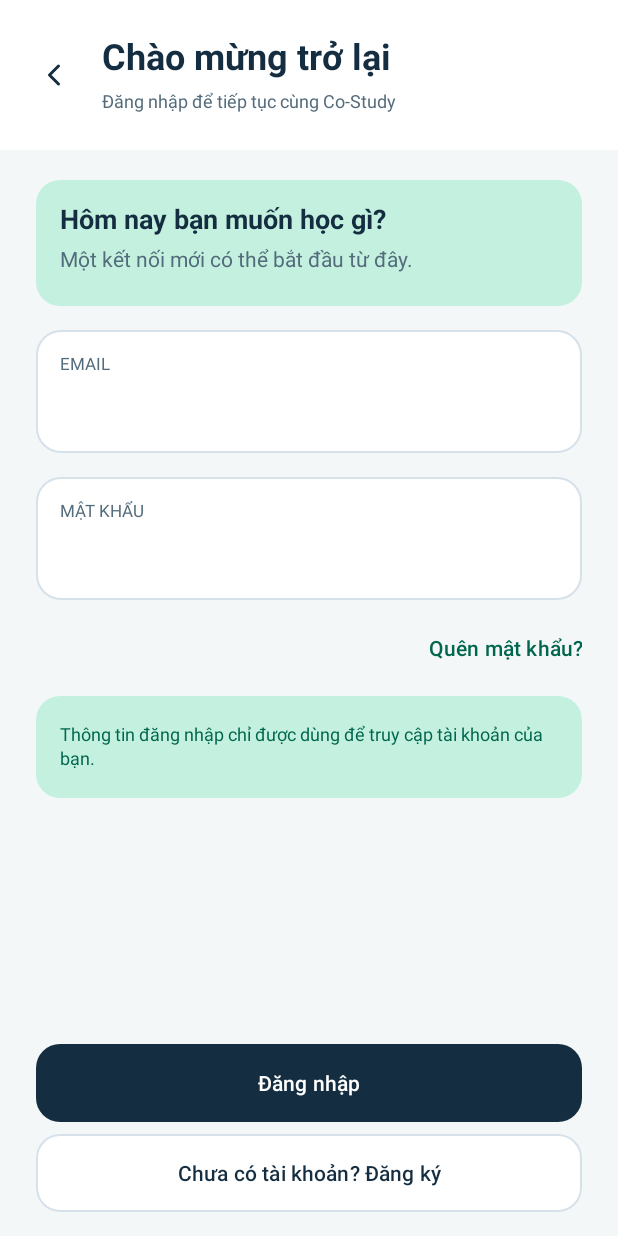
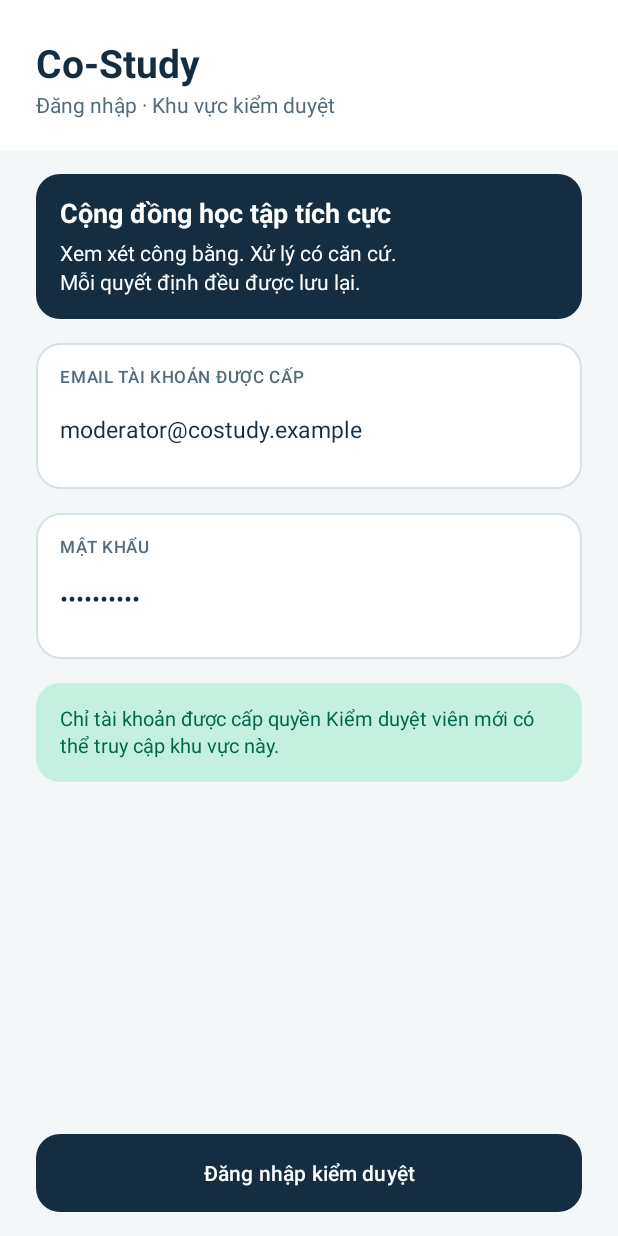
Before and after one commit to HuynhNAnh/Co-Study, an Android app: the WelcomeActivity screen opened directly, with no data from a screen before it, after a tap on "Đăng nhập", on a phone screen of 412 x 824 dp. Run offline under Robolectric (Android 15) with nearby library versions, the phone set to English and light mode, and no system bars.

Commit message:
Màn hình đăng nhập kiểm duyệt viên

```diff
--- a/app/src/main/java/com/ute/co_study/feature/auth/ui/welcome/WelcomeActivity.kt
+++ b/app/src/main/java/com/ute/co_study/feature/auth/ui/welcome/WelcomeActivity.kt
@@ -8,6 +8,7 @@ import com.ute.co_study.databinding.ActivityWelcomeBinding
 import com.ute.co_study.feature.auth.ui.applyAuthInsets
 import com.ute.co_study.feature.auth.ui.login.LoginActivity
 import com.ute.co_study.feature.auth.ui.register.RegisterActivity
+import com.ute.co_study.feature.moderation.ui.login.ModeratorLoginActivity
 
 class WelcomeActivity : AppCompatActivity() {
     override fun onCreate(savedInstanceState: Bundle?) {
@@ -19,7 +20,7 @@ class WelcomeActivity : AppCompatActivity() {
         ViewCompat.setAccessibilityHeading(binding.heroTitle, true)
 
         binding.loginButton.setOnClickListener {
-            startActivity(Intent(this, LoginActivity::class.java))
+            startActivity(Intent(this, ModeratorLoginActivity::class.java))
         }
         binding.registerButton.setOnClickListener {
             startActivity(Intent(this, RegisterActivity::class.java))
--- /dev/null
+++ b/app/src/main/java/com/ute/co_study/feature/moderation/ui/login/ModeratorLoginActivity.kt
@@ -0,0 +1,58 @@
+package com.ute.co_study.feature.moderation.ui.login
+
+import android.content.Intent
+import android.os.Bundle
+import android.view.inputmethod.EditorInfo
+import androidx.appcompat.app.AppCompatActivity
+import androidx.core.view.ViewCompat
+import androidx.core.widget.doAfterTextChanged
+import com.ute.co_study.R
+import com.ute.co_study.databinding.ActivityModeratorLoginBinding
+import com.ute.co_study.feature.auth.ui.applyAuthInsets
+import com.ute.co_study.feature.moderation.ui.overview.ModerationOverviewActivity
+
+class ModeratorLoginActivity : AppCompatActivity() {
+
+    override fun onCreate(savedInstanceState: Bundle?) {
+        super.onCreate(savedInstanceState)
+        val binding = ActivityModeratorLoginBinding.inflate(layoutInflater)
+        setContentView(binding.root)
+        applyAuthInsets(binding.root, binding.statusBarSpace)
+        ViewCompat.setAccessibilityHeading(binding.screenTitle, true)
+
+        binding.modCodeInput.doAfterTextChanged { binding.modCodeInput.error = null }
+        binding.passwordInput.doAfterTextChanged { binding.passwordInput.error = null }
+
+        binding.passwordInput.setOnEditorActionListener { _, actionId, _ ->
+            if (actionId == EditorInfo.IME_ACTION_DONE) {
+                performLogin(binding)
+                true
+            } else false
+        }
+
+        binding.loginButton.setOnClickListener {
+            performLogin(binding)
+        }
+    }
+
+    private fun performLogin(binding: ActivityModeratorLoginBinding) {
+        val code = binding.modCodeInput.text.toString().trim()
+        val pass = binding.passwordInput.text.toString().trim()
+
+        if (code.isBlank()) {
+            binding.modCodeInput.error = getString(R.string.mod_login_code_required)
+            binding.modCodeInput.requestFocus()
+            return
+        }
+        if (pass.isBlank()) {
+            binding.passwordInput.error = getString(R.string.auth_password_required)
+            binding.passwordInput.requestFocus()
+            return
+        }
+
+        val intent = Intent(this, ModerationOverviewActivity::class.java).apply {
+            flags = Intent.FLAG_ACTIVITY_NEW_TASK or Intent.FLAG_ACTIVITY_CLEAR_TASK
+        }
+        startActivity(intent)
+    }
+}
--- a/app/src/main/res/layout/activity_login.xml
+++ b/app/src/main/res/layout/activity_login.xml
@@ -3,158 +3,127 @@
     xmlns:app="http://schemas.android.com/apk/res-auto"
     android:layout_width="match_parent"
     android:layout_height="match_parent"
+    android:background="@color/co_study_surface"
     android:orientation="vertical">
 
     <View
         android:id="@+id/status_bar_space"
         android:layout_width="match_parent"
-        android:layout_height="0dp"
-        android:background="@color/white"
-        android:importantForAccessibility="no" />
+        android:layout_height="0dp" />
+
+    <LinearLayout
+        style="@style/Widget.CoStudy.Auth.Header"
+        android:background="@color/white">
+
+        <TextView
+            android:id="@+id/screen_title"
+            style="@style/TextAppearance.CoStudy.Title"
+            android:text="Co-Study"
+            android:textSize="26sp" />
+
+        <TextView
+            android:id="@+id/screen_subtitle"
+            style="@style/TextAppearance.CoStudy.Subtitle"
+            android:layout_marginTop="@dimen/co_study_space_4"
+            android:text="Đăng nhập · Khu vực kiểm duyệt"
+            android:textSize="14sp" />
+    </LinearLayout>
 
     <ScrollView
         android:layout_width="match_parent"
-        android:layout_height="match_parent"
+        android:layout_height="0dp"
+        android:layout_weight="1"
         android:fillViewport="true">
 
         <LinearLayout
             android:layout_width="match_parent"
             android:layout_height="wrap_content"
-            android:focusableInTouchMode="true"
-            android:orientation="vertical">
+            android:orientation="vertical"
+            android:paddingBottom="@dimen/co_study_space_16">
 
-            <LinearLayout
-                style="@style/Widget.CoStudy.Auth.Header"
-                android:gravity="center_vertical"
-                android:orientation="horizontal"
-                android:paddingStart="@dimen/co_study_space_12"
-                android:paddingEnd="@dimen/co_study_space_24"
-                android:paddingTop="@dimen/co_study_space_16"
-                android:paddingBottom="@dimen/co_study_space_16">
-
-                <androidx.appcompat.widget.AppCompatImageButton
-                    android:id="@+id/back_button"
-                    android:layout_width="48dp"
-                    android:layout_height="48dp"
-                    android:background="?attr/selectableItemBackgroundBorderless"
-                    android:contentDescription="@string/auth_back"
-                    app:srcCompat="@drawable/ic_back"
-                    app:tint="@color/co_study_ink" />
-
-                <LinearLayout
-                    android:layout_width="0dp"
-                    android:layout_height="wrap_content"
-                    android:layout_marginStart="@dimen/co_study_space_8"
-                    android:layout_weight="1"
-                    android:orientation="vertical">
-
-                    <TextView
-                        style="@style/TextAppearance.CoStudy.Title"
-                        android:id="@+id/screen_title"
-                        android:text="@string/login_title" />
-
-                    <TextView
-                        style="@style/TextAppearance.CoStudy.Subtitle"
-                        android:layout_marginTop="@dimen/co_study_space_8"
-                        android:text="@string/login_subtitle" />
-                </LinearLayout>
-            </LinearLayout>
-
+            <!-- Banner Card -->
             <LinearLayout
                 style="@style/Widget.CoStudy.Auth.Card"
-                android:layout_marginTop="@dimen/co_study_space_20"
-                android:background="@drawable/bg_auth_notice"
-                android:minHeight="84dp">
+                android:background="@drawable/bg_co_study_primary_card">
 
                 <TextView
                     style="@style/TextAppearance.CoStudy.Title"
-                    android:text="@string/login_intro_title"
+                    android:text="Cộng đồng học tập tích cực"
+                    android:textColor="@color/white"
                     android:textSize="18sp" />
 
                 <TextView
                     style="@style/TextAppearance.CoStudy.Body"
                     android:layout_marginTop="@dimen/co_study_space_8"
-                    android:text="@string/login_intro_description"
-                    android:textColor="@color/co_study_muted" />
+                    android:lineSpacingExtra="3dp"
+                    android:text="Xem xét công bằng. Xử lý có căn cứ.\nMỗi quyết định đều được lưu lại."
+                    android:textColor="@color/white"
+                    android:textSize="14sp" />
             </LinearLayout>
 
-            <LinearLayout style="@style/Widget.CoStudy.Auth.Field">
+            <!-- Field 1: EMAIL TÀI KHOẢN ĐƯỢC CẤP -->
+            <LinearLayout
+                style="@style/Widget.CoStudy.Auth.Card"
+                android:background="@drawable/bg_auth_field">
+
                 <TextView
-                    style="@style/TextAppearance.CoStudy.Subtitle"
-                    android:labelFor="@+id/email_input"
-                    android:text="@string/auth_email"
-                    android:textSize="11sp" />
+                    style="@style/TextAppearance.CoStudy.Label"
+                    android:text="EMAIL TÀI KHOẢN ĐƯỢC CẤP" />
 
                 <androidx.appcompat.widget.AppCompatEditText
-                    android:id="@id/email_input"
+                    android:id="@+id/email_input"
                     style="@style/Widget.CoStudy.Auth.Input"
-                    android:autofillHints="emailAddress"
-                    android:imeOptions="actionNext"
+                    android:layout_marginTop="@dimen/co_study_space_4"
+                    android:hint="moderator@costudy.example"
                     android:inputType="textEmailAddress"
-                    android:nextFocusForward="@id/password_input"
-                    android:singleLine="true" />
+                    android:maxLines="1"
+                    android:text="moderator@costudy.example"
+                    android:textColor="@color/co_study_ink"
+                    android:textSize="15sp" />
             </LinearLayout>
 
-            <LinearLayout style="@style/Widget.CoStudy.Auth.Field">
+            <!-- Field 2: MẬT KHẨU -->
+            <LinearLayout
+                style="@style/Widget.CoStudy.Auth.Card"
+                android:background="@drawable/bg_auth_field">
+
                 <TextView
-                    style="@style/TextAppearance.CoStudy.Subtitle"
-                    android:labelFor="@+id/password_input"
-                    android:text="@string/auth_password"
-                    android:textSize="11sp" />
+                    style="@style/TextAppearance.CoStudy.Label"
+                    android:text="MẬT KHẨU" />
 
                 <androidx.appcompat.widget.AppCompatEditText
-                    android:id="@id/password_input"
+                    android:id="@+id/password_input"
                     style="@style/Widget.CoStudy.Auth.Input"
-                    android:autofillHints="password"
+                    android:layout_marginTop="@dimen/co_study_space_4"
+                    android:hint="••••••••••"
                     android:imeOptions="actionDone"
                     android:inputType="textPassword"
-                    android:saveEnabled="false"
-                    android:singleLine="true" />
+                    android:maxLines="1"
+                    android:text="••••••••••"
+                    android:textColor="@color/co_study_ink"
+                    android:textSize="16sp" />
             </LinearLayout>
 
-            <com.google.android.material.button.MaterialButton
-                android:id="@+id/forgot_password_button"
-                style="@style/Widget.Material3.Button.TextButton"
-                android:layout_width="wrap_content"
-                android:layout_height="wrap_content"
-                android:layout_gravity="end"
-                android:layout_marginEnd="@dimen/co_study_space_12"
-                android:layout_marginTop="@dimen/co_study_space_8"
-                android:minHeight="48dp"
-                android:text="@string/login_forgot_password"
-                android:textColor="@color/co_study_green" />
+            <!-- Card 3: Notice -->
+            <LinearLayout
+                style="@style/Widget.CoStudy.Auth.Card"
+                android:background="@drawable/bg_auth_notice">
 
-            <TextView
-                style="@style/TextAppearance.CoStudy.Subtitle"
-                android:layout_marginStart="@dimen/co_study_space_24"
-                android:layout_marginEnd="@dimen/co_study_space_24"
-                android:layout_marginTop="@dimen/co_study_space_8"
-                android:background="@drawable/bg_auth_notice"
-                android:gravity="center_vertical"
-                android:minHeight="68dp"
-                android:padding="@dimen/co_study_space_16"
-                android:text="@string/login_privacy_note"
-                android:textColor="@color/co_study_green" />
-
-            <Space
-                android:layout_width="match_parent"
-                android:layout_height="0dp"
-                android:layout_weight="1" />
-
-            <LinearLayout
-                style="@style/Widget.CoStudy.Auth.Actions"
-                android:layout_marginTop="@dimen/co_study_space_24">
-                <com.google.android.material.button.MaterialButton
-                    android:id="@+id/login_button"
-                    style="@style/Widget.CoStudy.Button.Primary"
-                    android:text="@string/auth_login" />
-
-                <com.google.android.material.button.MaterialButton
-                    android:id="@+id/register_button"
-                    style="@style/Widget.CoStudy.Button.Outlined"
-                    android:layout_marginTop="@dimen/co_study_space_8"
-                    android:text="@string/login_register_prompt" />
+                <TextView
+                    style="@style/TextAppearance.CoStudy.Body"
+                    android:lineSpacingExtra="2dp"
+                    android:text="Chỉ tài khoản được cấp quyền Kiểm duyệt viên mới có thể truy cập khu vực này."
+                    android:textColor="@color/co_mint_dark"
+                    android:textSize="13sp" />
             </LinearLayout>
         </LinearLayout>
     </ScrollView>
+
+    <LinearLayout style="@style/Widget.CoStudy.Auth.Actions">
+
+        <com.google.android.material.button.MaterialButton
+            android:id="@+id/login_button"
+            style="@style/Widget.CoStudy.Button.Primary"
+            android:text="Đăng nhập kiểm duyệt" />
+    </LinearLayout>
 </LinearLayout>
--- /dev/null
+++ b/app/src/main/res/layout/activity_moderator_login.xml
@@ -0,0 +1,129 @@
+<?xml version="1.0" encoding="utf-8"?>
+<LinearLayout xmlns:android="http://schemas.android.com/apk/res/android"
+    xmlns:app="http://schemas.android.com/apk/res-auto"
+    android:layout_width="match_parent"
+    android:layout_height="match_parent"
+    android:background="@color/co_study_surface"
+    android:orientation="vertical">
+
+    <View
+        android:id="@+id/status_bar_space"
+        android:layout_width="match_parent"
+        android:layout_height="0dp" />
+
+    <LinearLayout
+        style="@style/Widget.CoStudy.Auth.Header"
+        android:background="@color/white">
+
+        <TextView
+            android:id="@+id/screen_title"
+            style="@style/TextAppearance.CoStudy.Title"
+            android:text="Co-Study"
+            android:textSize="26sp" />
+
+        <TextView
+            android:id="@+id/screen_subtitle"
+            style="@style/TextAppearance.CoStudy.Subtitle"
+            android:layout_marginTop="@dimen/co_study_space_4"
+            android:text="Đăng nhập · Khu vực kiểm duyệt"
+            android:textSize="14sp" />
+    </LinearLayout>
+
+    <ScrollView
+        android:layout_width="match_parent"
+        android:layout_height="0dp"
+        android:layout_weight="1"
+        android:fillViewport="true">
+
+        <LinearLayout
+            android:layout_width="match_parent"
+            android:layout_height="wrap_content"
+            android:orientation="vertical"
+            android:paddingBottom="@dimen/co_study_space_16">
+
+            <!-- Banner Card -->
+            <LinearLayout
+                style="@style/Widget.CoStudy.Auth.Card"
+                android:background="@drawable/bg_co_study_primary_card">
+
+                <TextView
+                    style="@style/TextAppearance.CoStudy.Title"
+                    android:text="Cộng đồng học tập tích cực"
+                    android:textColor="@color/white"
+                    android:textSize="18sp" />
+
+                <TextView
+                    style="@style/TextAppearance.CoStudy.Body"
+                    android:layout_marginTop="@dimen/co_study_space_8"
+                    android:lineSpacingExtra="3dp"
+                    android:text="Xem xét công bằng. Xử lý có căn cứ.\nMỗi quyết định đều được lưu lại."
+                    android:textColor="@color/white"
+                    android:textSize="14sp" />
+            </LinearLayout>
+
+            <!-- Field 1: EMAIL TÀI KHOẢN ĐƯỢC CẤP -->
+            <LinearLayout
+                style="@style/Widget.CoStudy.Auth.Card"
+                android:background="@drawable/bg_auth_field">
+
+                <TextView
+                    style="@style/TextAppearance.CoStudy.Label"
+                    android:text="EMAIL TÀI KHOẢN ĐƯỢC CẤP" />
+
+                <androidx.appcompat.widget.AppCompatEditText
+                    android:id="@+id/mod_code_input"
+                    style="@style/Widget.CoStudy.Auth.Input"
+                    android:layout_marginTop="@dimen/co_study_space_4"
+                    android:hint="moderator@costudy.example"
+                    android:inputType="textEmailAddress"
+                    android:maxLines="1"
+                    android:text="moderator@costudy.example"
+                    android:textColor="@color/co_study_ink"
+                    android:textSize="15sp" />
+            </LinearLayout>
+
+            <!-- Field 2: MẬT KHẨU -->
+            <LinearLayout
+                style="@style/Widget.CoStudy.Auth.Card"
+                android:background="@drawable/bg_auth_field">
+
+                <TextView
+                    style="@style/TextAppearance.CoStudy.Label"
+                    android:text="MẬT KHẨU" />
+
+                <androidx.appcompat.widget.AppCompatEditText
+                    android:id="@+id/password_input"
+                    style="@style/Widget.CoStudy.Auth.Input"
+                    android:layout_marginTop="@dimen/co_study_space_4"
+                    android:hint="••••••••••"
+                    android:imeOptions="actionDone"
+                    android:inputType="textPassword"
+                    android:maxLines="1"
+                    android:text="••••••••••"
+                    android:textColor="@color/co_study_ink"
+                    android:textSize="16sp" />
+            </LinearLayout>
+
+            <!-- Card 3: Notice -->
+            <LinearLayout
+                style="@style/Widget.CoStudy.Auth.Card"
+                android:background="@drawable/bg_auth_notice">
+
+                <TextView
+                    style="@style/TextAppearance.CoStudy.Body"
+                    android:lineSpacingExtra="2dp"
+                    android:text="Chỉ tài khoản được cấp quyền Kiểm duyệt viên mới có thể truy cập khu vực này."
+                    android:textColor="@color/co_mint_dark"
+                    android:textSize="13sp" />
+            </LinearLayout>
+        </LinearLayout>
+    </ScrollView>
+
+    <LinearLayout style="@style/Widget.CoStudy.Auth.Actions">
+
+        <com.google.android.material.button.MaterialButton
+            android:id="@+id/login_button"
+            style="@style/Widget.CoStudy.Button.Primary"
+            android:text="Đăng nhập kiểm duyệt" />
+    </LinearLayout>
+</LinearLayout>
```
Also changed, not shown: app/src/main/java/com/ute/co_study/feature/auth/ui/login/LoginActivity.kt (+28 -31 lines).
